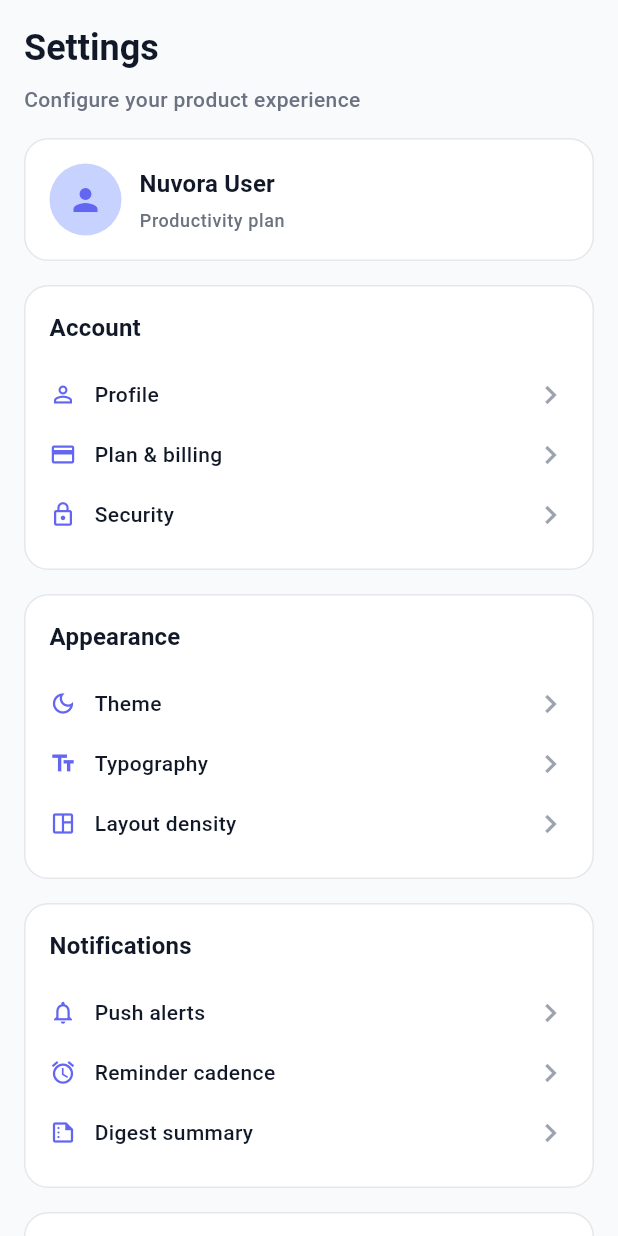
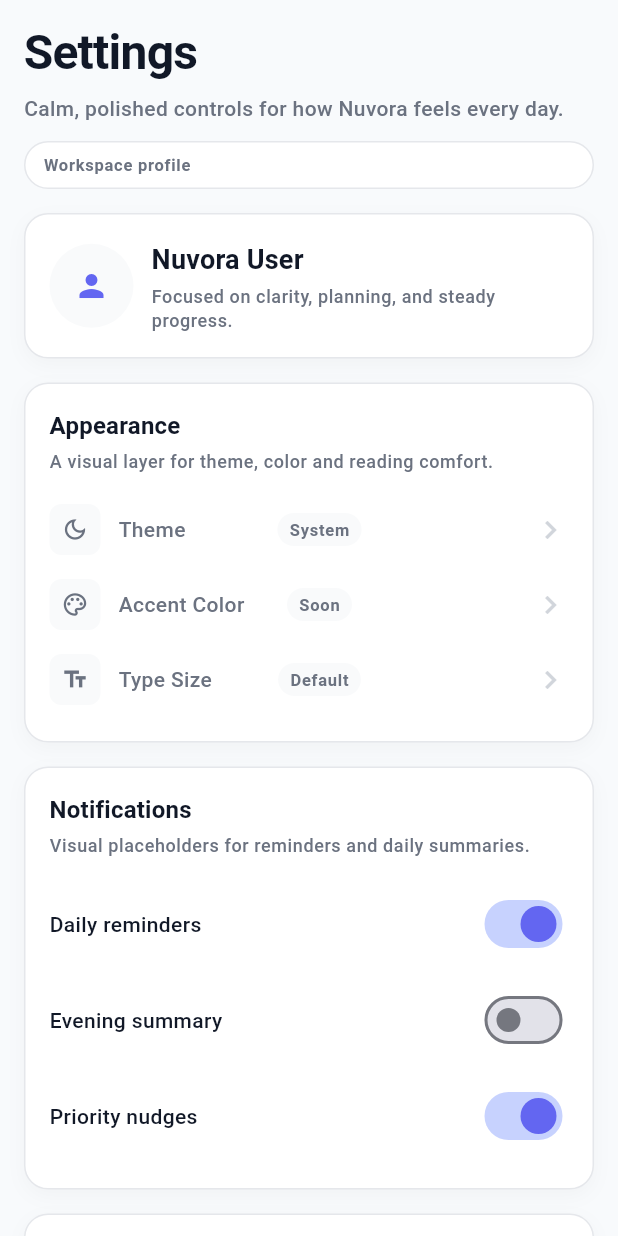
Before and after one commit to Chris0171/nuvora, a Flutter app: the SettingsScreen screen opened directly, on a phone screen of 412 x 824 dp. Run offline on Flutter 3.47's test engine with Material 3 defaults, Android fonts, the phone set to English and light mode, and no system bars; our stand-ins replace flutter_riverpod, sqflite_common_ffi; accounts and stored records are empty.

Commit message:
Settings premium

```diff
--- a/lib/features/settings/presentation/screens/settings_screen.dart
+++ b/lib/features/settings/presentation/screens/settings_screen.dart
@@ -22,6 +22,7 @@ class SettingsScreen extends ConsumerWidget {
 		);
 		final completionRate = ProductivityAnalyzer.calculateCompletionRate(tasks);
 		final completionPercentage = (completionRate * 100).round();
+		final pendingTasks = tasks.where((task) => !task.isCompleted).length;
 
 		return Scaffold(
 			body: SafeArea(
@@ -33,11 +34,28 @@ class SettingsScreen extends ConsumerWidget {
 						100,
 					),
 					children: [
-						const Text('Settings', style: AppTypography.displaySmall),
+						const Text('Settings', style: AppTypography.displayLarge),
 						const SizedBox(height: AppSpacing.sm),
 						Text(
-							'Configure your product experience',
+							'Calm, polished controls for how Nuvora feels every day.',
 							style: AppTypography.bodyMedium.copyWith(color: AppColors.textSecondary),
+						),
+						const SizedBox(height: AppSpacing.md),
+						AnimatedContainer(
+							duration: const Duration(milliseconds: 220),
+							padding: const EdgeInsets.symmetric(
+								horizontal: AppSpacing.md,
+								vertical: AppSpacing.sm,
+							),
+							decoration: BoxDecoration(
+								color: AppColors.surface,
+								borderRadius: BorderRadius.circular(AppRadius.full),
+								border: Border.all(color: AppColors.border),
+							),
+							child: Text(
+								'Workspace profile',
+								style: AppTypography.labelSmall.copyWith(color: AppColors.textSecondary),
+							),
 						),
 						const SizedBox(height: AppSpacing.lg),
 						const _ProfileCard(),
@@ -46,6 +64,7 @@ class SettingsScreen extends ConsumerWidget {
 							tasksManaged: tasks.length,
 							notesStored: notes.length,
 							completionPercentage: completionPercentage,
+							pendingTasks: pendingTasks,
 						),
 					],
 				),
@@ -59,61 +78,124 @@ class _SettingsContent extends StatelessWidget {
 		required this.tasksManaged,
 		required this.notesStored,
 		required this.completionPercentage,
+		required this.pendingTasks,
 	});
 
 	final int tasksManaged;
 	final int notesStored;
 	final int completionPercentage;
+	final int pendingTasks;
 
 	@override
 	Widget build(BuildContext context) {
 		return Column(
 			children: [
 				_SettingsGroup(
-					title: 'Account',
+					title: 'Appearance',
+					subtitle: 'A visual layer for theme, color and reading comfort.',
 					items: [
-						const _SettingsItemData('Profile', Icons.person_outline),
-						const _SettingsItemData('Plan & billing', Icons.credit_card_outlined),
-						const _SettingsItemData('Security', Icons.lock_outline),
+						const _SettingsItemData(
+							'Theme',
+							Icons.dark_mode_outlined,
+							trailingText: 'System',
+							enabled: false,
+						),
+						const _SettingsItemData(
+							'Accent Color',
+							Icons.palette_outlined,
+							trailingText: 'Soon',
+							enabled: false,
+						),
+						const _SettingsItemData(
+							'Type Size',
+							Icons.text_fields_outlined,
+							trailingText: 'Default',
+							enabled: false,
+						),
 					],
 				),
 				const SizedBox(height: AppSpacing.lg),
-				_SettingsGroup(
-					title: 'Appearance',
-					items: const [
-						_SettingsItemData('Theme', Icons.dark_mode_outlined),
-						_SettingsItemData('Typography', Icons.text_fields_outlined),
-						_SettingsItemData('Layout density', Icons.space_dashboard_outlined),
-					],
-				),
-				const SizedBox(height: AppSpacing.lg),
-				_SettingsGroup(
+				const _ToggleGroup(
 					title: 'Notifications',
-					items: const [
-						_SettingsItemData('Push alerts', Icons.notifications_none),
-						_SettingsItemData('Reminder cadence', Icons.alarm_outlined),
-						_SettingsItemData('Digest summary', Icons.summarize_outlined),
+					subtitle: 'Visual placeholders for reminders and daily summaries.',
+					items: [
+						_ToggleItemData('Daily reminders', true),
+						_ToggleItemData('Evening summary', false),
+						_ToggleItemData('Priority nudges', true),
 					],
 				),
 				const SizedBox(height: AppSpacing.lg),
 				_SettingsGroup(
 					title: 'Data & Backup',
+					subtitle: 'Storage and export surfaces presented as non-functional UI.',
 					items: const [
-						_SettingsItemData('Auto backup', Icons.cloud_outlined),
-						_SettingsItemData('Export workspace', Icons.download_outlined),
-						_SettingsItemData('Storage usage', Icons.storage_outlined),
+						_SettingsItemData(
+							'Local storage',
+							Icons.storage_outlined,
+							trailingText: 'On device',
+							enabled: false,
+						),
+						_SettingsItemData(
+							'Export',
+							Icons.download_outlined,
+							trailingText: 'Unavailable',
+							enabled: false,
+						),
+						_SettingsItemData(
+							'Backup',
+							Icons.cloud_outlined,
+							trailingText: 'Placeholder',
+							enabled: false,
+						),
 					],
 				),
 				const SizedBox(height: AppSpacing.lg),
 				_SettingsGroup(
-					title: 'About Nuvora',
+					title: 'About',
+					subtitle: 'Product details and placeholders for public information.',
 					items: [
-						const _SettingsItemData('Version', Icons.info_outline),
-						const _SettingsItemData('Help center', Icons.help_outline),
-						const _SettingsItemData('Privacy policy', Icons.policy_outlined),
-						_SettingsItemData('Tasks managed: $tasksManaged', Icons.task_alt),
-						_SettingsItemData('Notes stored: $notesStored', Icons.note_alt_outlined),
-						_SettingsItemData('Completion: $completionPercentage%', Icons.bar_chart_outlined),
+						const _SettingsItemData(
+							'Version',
+							Icons.info_outline,
+							trailingText: '1.0.0',
+							enabled: false,
+						),
+						const _SettingsItemData(
+							'License',
+							Icons.gavel_outlined,
+							trailingText: 'Placeholder',
+							enabled: false,
+						),
+						const _SettingsItemData(
+							'Developer',
+							Icons.code_outlined,
+							trailingText: 'Nuvora Studio',
+							enabled: false,
+						),
+						_SettingsItemData(
+							'Completed',
+							Icons.task_alt,
+							trailingText: '${tasksManaged - pendingTasks}',
+							enabled: false,
+						),
+						_SettingsItemData(
+							'Pending',
+							Icons.pending_actions_outlined,
+							trailingText: '$pendingTasks',
+							enabled: false,
+						),
+						_SettingsItemData(
+							'Notes',
+							Icons.note_alt_outlined,
+							trailingText: '$notesStored',
+							enabled: false,
+						),
+						_SettingsItemData(
+							'Focus',
+							Icons.bar_chart_outlined,
+							trailingText: '$completionPercentage%',
+							enabled: false,
+						),
 					],
 				),
 				const SizedBox(height: AppSpacing.xl),
@@ -134,22 +216,34 @@ class _ProfileCard extends StatelessWidget {
 				color: AppColors.surface,
 				borderRadius: BorderRadius.circular(AppRadius.xl),
 				border: Border.all(color: AppColors.border),
+				boxShadow: [
+					BoxShadow(
+						color: Colors.black.withValues(alpha: 0.03),
+						blurRadius: 10,
+						offset: const Offset(0, 4),
+					),
+				],
 			),
 			child: const Row(
 				children: [
 					CircleAvatar(
-						radius: 24,
-						backgroundColor: AppColors.primaryLight,
+						radius: 28,
+						backgroundColor: AppColors.surfaceSecondary,
 						child: Icon(Icons.person, color: AppColors.primary),
 					),
 					SizedBox(width: AppSpacing.md),
-					Column(
-						crossAxisAlignment: CrossAxisAlignment.start,
-						children: [
-							Text('Nuvora User', style: AppTypography.headlineSmall),
-							SizedBox(height: AppSpacing.xs),
-							Text('Productivity plan', style: AppTypography.bodySmall),
-						],
+					Expanded(
+						child: Column(
+							crossAxisAlignment: CrossAxisAlignment.start,
+							children: [
+								Text('Nuvora User', style: AppTypography.headlineMedium),
+								SizedBox(height: AppSpacing.xs),
+								Text(
+									'Focused on clarity, planning, and steady progress.',
+									style: AppTypography.bodySmall,
+								),
+							],
+						),
 					),
 				],
 			),
@@ -158,10 +252,15 @@ class _ProfileCard extends StatelessWidget {
 }
 
 class _SettingsGroup extends StatelessWidget {
-	const _SettingsGroup({required this.title, required this.items});
+	const _SettingsGroup({
+		required this.title,
+		required this.items,
+		this.subtitle,
+	});
 
 	final String title;
 	final List<_SettingsItemData> items;
+	final String? subtitle;
 
 	@override
 	Widget build(BuildContext context) {
@@ -171,11 +270,27 @@ class _SettingsGroup extends StatelessWidget {
 				color: AppColors.surface,
 				borderRadius: BorderRadius.circular(AppRadius.xl),
 				border: Border.all(color: AppColors.border),
+				boxShadow: [
+					BoxShadow(
+						color: Colors.black.withValues(alpha: 0.03),
+						blurRadius: 10,
+						offset: const Offset(0, 4),
+					),
+				],
 			),
 			child: Column(
 				crossAxisAlignment: CrossAxisAlignment.start,
 				children: [
 					Text(title, style: AppTypography.headlineSmall),
+					if (subtitle != null) ...[
+						const SizedBox(height: AppSpacing.xs),
+						Text(
+							subtitle!,
+							style: AppTypography.bodySmall.copyWith(
+								color: AppColors.textSecondary,
+							),
+						),
+					],
 					const SizedBox(height: AppSpacing.md),
 					...items.map((item) => _SettingsRow(item: item)),
 				],
@@ -195,11 +310,54 @@ class _SettingsRow extends StatelessWidget {
 			padding: const EdgeInsets.symmetric(vertical: AppSpacing.sm),
 			child: Row(
 				children: [
-					Icon(item.icon, size: 18, color: AppColors.primary),
+					Container(
+						width: 34,
+						height: 34,
+						decoration: BoxDecoration(
+							color: item.enabled
+								? AppColors.primaryLight.withValues(alpha: 0.35)
+								: AppColors.surfaceSecondary,
+							borderRadius: BorderRadius.circular(AppRadius.md),
+						),
+						child: Icon(
+							item.icon,
+							size: 18,
+							color: item.enabled ? AppColors.primary : AppColors.textSecondary,
+						),
+					),
 					const SizedBox(width: AppSpacing.md),
-					Text(item.label, style: AppTypography.bodyMedium),
+					Expanded(
+						child: Text(
+							item.label,
+							style: AppTypography.bodyMedium.copyWith(
+								color: item.enabled ? AppColors.textPrimary : AppColors.textSecondary,
+							),
+						),
+					),
+					if (item.trailingText != null) ...[
+						Container(
+							padding: const EdgeInsets.symmetric(
+								horizontal: AppSpacing.sm,
+								vertical: AppSpacing.xs,
+							),
+							decoration: BoxDecoration(
+								color: AppColors.surfaceSecondary,
+								borderRadius: BorderRadius.circular(AppRadius.full),
+							),
+							child: Text(
+								item.trailingText!,
+								style: AppTypography.labelSmall.copyWith(
+									color: AppColors.textSecondary,
+								),
+							),
+						),
+						const SizedBox(width: AppSpacing.sm),
+					],
 					const Spacer(),
-					const Icon(Icons.chevron_right, color: AppColors.textTertiary),
+					Icon(
+						Icons.chevron_right,
+						color: item.enabled ? AppColors.textTertiary : AppColors.disabled,
+					),
 				],
 			),
 		);
@@ -216,10 +374,17 @@ class _NuvoraProCard extends StatelessWidget {
 			decoration: BoxDecoration(
 				borderRadius: BorderRadius.circular(AppRadius.xl),
 				gradient: const LinearGradient(
-					colors: [Color(0xFF0F172A), Color(0xFF1D4ED8)],
+					colors: [Color(0xFF111827), Color(0xFF374151)],
 					begin: Alignment.topLeft,
 					end: Alignment.bottomRight,
 				),
+				boxShadow: [
+					BoxShadow(
+						color: Colors.black.withValues(alpha: 0.08),
+						blurRadius: 18,
+						offset: const Offset(0, 8),
+					),
+				],
 			),
 			child: const Column(
 				crossAxisAlignment: CrossAxisAlignment.start,
@@ -228,16 +393,25 @@ class _NuvoraProCard extends StatelessWidget {
 						'Nuvora Pro',
 						style: TextStyle(
 							color: Colors.white,
-							fontSize: 18,
+							fontSize: 20,
 							fontWeight: FontWeight.w700,
 						),
 					),
 					SizedBox(height: AppSpacing.sm),
-					Text('Unlimited productivity insights', style: TextStyle(color: Colors.white70)),
+					Text(
+						'Premium planning tools designed for deeper clarity and momentum.',
+						style: TextStyle(color: Colors.white70),
+					),
+					SizedBox(height: AppSpacing.md),
+					Text('Advanced Insights', style: TextStyle(color: Colors.white70)),
 					SizedBox(height: AppSpacing.xs),
-					Text('Advanced analytics', style: TextStyle(color: Colors.white70)),
+					Text('Unlimited Statistics', style: TextStyle(color: Colors.white70)),
 					SizedBox(height: AppSpacing.xs),
-					Text('Smart reminders', style: TextStyle(color: Colors.white70)),
+					Text('Smart Planning', style: TextStyle(color: Colors.white70)),
+					SizedBox(height: AppSpacing.xs),
+					Text('Cloud Sync', style: TextStyle(color: Colors.white70)),
+					SizedBox(height: AppSpacing.xs),
+					Text('AI Assistant', style: TextStyle(color: Colors.white70)),
 				],
 			),
 		);
@@ -245,8 +419,94 @@ class _NuvoraProCard extends StatelessWidget {
 }
 
 class _SettingsItemData {
-	const _SettingsItemData(this.label, this.icon);
+	const _SettingsItemData(
+		this.label,
+		this.icon, {
+		this.trailingText,
+		this.enabled = true,
+	});
 
 	final String label;
 	final IconData icon;
+	final String? trailingText;
+	final bool enabled;
 }
+
+class _ToggleGroup extends StatelessWidget {
+	const _ToggleGroup({
+		required this.title,
+		required this.subtitle,
+		required this.items,
+	});
+
+	final String title;
+	final String subtitle;
+	final List<_ToggleItemData> items;
+
+	@override
+	Widget build(BuildContext context) {
+		return Container(
+			padding: const EdgeInsets.all(AppSpacing.lg),
+			decoration: BoxDecoration(
+				color: AppColors.surface,
+				borderRadius: BorderRadius.circular(AppRadius.xl),
+				border: Border.all(color: AppColors.border),
+				boxShadow: [
+					BoxShadow(
+						color: Colors.black.withValues(alpha: 0.03),
+						blurRadius: 10,
+						offset: const Offset(0, 4),
+					),
+				],
+			),
+			child: Column(
+				crossAxisAlignment: CrossAxisAlignment.start,
+				children: [
+					Text(title, style: AppTypography.headlineSmall),
+					const SizedBox(height: AppSpacing.xs),
+					Text(
+						subtitle,
+						style: AppTypography.bodySmall.copyWith(color: AppColors.textSecondary),
+					),
+					const SizedBox(height: AppSpacing.md),
+					...items.map((item) => _ToggleRow(item: item)),
+				],
+			),
+		);
+	}
+}
+
+class _ToggleRow extends StatelessWidget {
+	const _ToggleRow({required this.item});
+
+	final _ToggleItemData item;
+
+	@override
+	Widget build(BuildContext context) {
+		return Padding(
+			padding: const EdgeInsets.symmetric(vertical: AppSpacing.sm),
+			child: Row(
+				children: [
+					Expanded(
+						child: Text(item.label, style: AppTypography.bodyMedium),
+					),
+					IgnorePointer(
+						child: Switch(
+							value: item.value,
+							onChanged: (_) {},
+							activeThumbColor: AppColors.primary,
+							activeTrackColor: AppColors.primaryLight,
+						),
+					),
+				],
+			),
+		);
+	}
+}
+
+class _ToggleItemData {
+	const _ToggleItemData(this.label, this.value);
+
+	final String label;
+	final bool value;
+}
```
